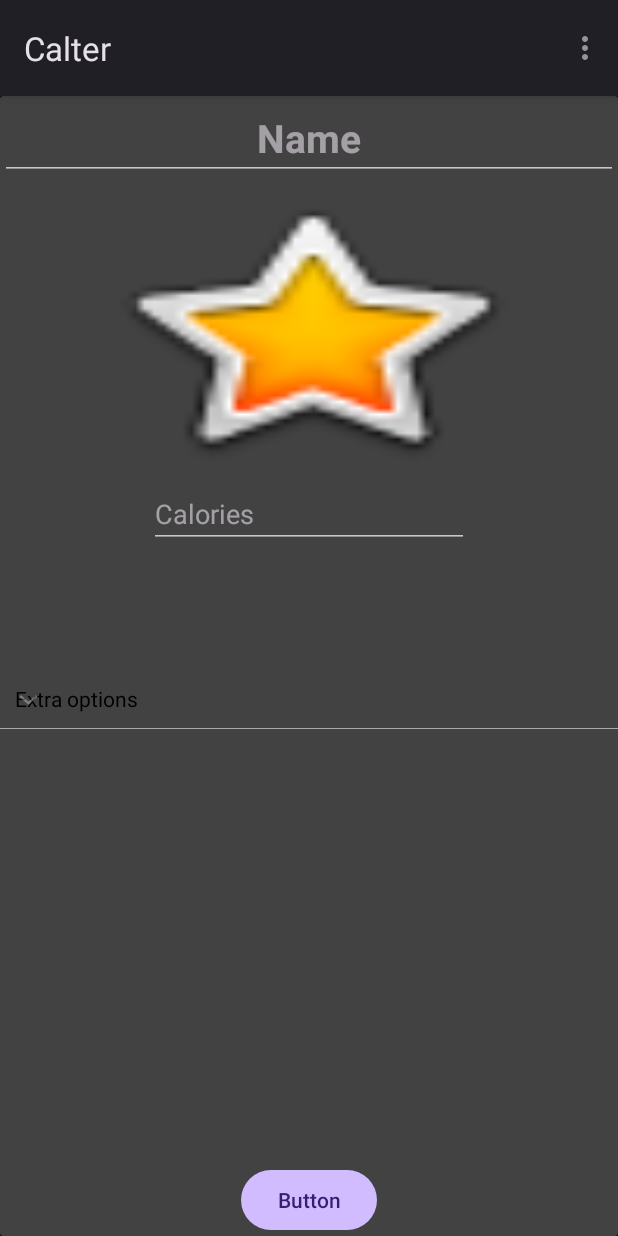
After one commit to Theforrest/Calter, an Android app: the fragment CustomFragment placed in its activity, on a phone screen of 412 x 824 dp. The commit adds this screen. Run offline under Robolectric (Android 15) with nearby library versions, the phone set to English and light mode, and no system bars; our stand-ins replace Firebase (no records; nobody signed in at launch, a user with empty details on screens opened directly).

Commit message:
Custom ingredient creation implemented

```diff
--- a/app/src/main/java/com/example/calter/adapters/IngredientHolder.kt
+++ b/app/src/main/java/com/example/calter/adapters/IngredientHolder.kt
@@ -10,7 +10,7 @@ class IngredientHolder (v: View): RecyclerView.ViewHolder(v) {
     private val binding = IngredientLayoutBinding.bind(v)
     fun render(ingredient: Ingredient) {
         Glide.with(binding.ivPhoto.context).load(ingredient.photo?.highres).into(binding.ivPhoto)
-        binding.tvNameIngredient.text = ingredient.name
+        binding.tvIngredientName.text = ingredient.name
         binding.tvCalories.text = ingredient.calories.toString()
         binding.tvCarbohydrates.text = ingredient.carbohydrates.toString()
         binding.tvFat.text = ingredient.fat.toString()
--- /dev/null
+++ b/app/src/main/java/com/example/calter/adapters/InputExpandableListAdapter.kt
@@ -0,0 +1,58 @@
+package com.example.calter.adapters
+
+import android.util.Log
+import android.view.LayoutInflater
+import android.view.View
+import android.view.ViewGroup
+import android.widget.BaseExpandableListAdapter
+import android.widget.EditText
+import android.widget.Toast
+import androidx.core.widget.addTextChangedListener
+import androidx.core.widget.doOnTextChanged
+import com.example.calter.R
+import com.example.calter.databinding.ListGroupBinding
+import com.example.calter.databinding.ListItemBinding
+import kotlinx.coroutines.withContext
+import java.io.Console
+
+class InputExpandableListAdapter(
+    private var expandableList: HashMap<String, List<EditText>>,
+    private var titleList: List<String>
+): BaseExpandableListAdapter() {
+
+    override fun getGroupCount() = expandableList.size
+
+    override fun getChildrenCount(p0: Int) = expandableList[titleList[p0]]?.size ?: -1
+
+    override fun getGroup(p0: Int)= titleList[p0]
+
+
+    override fun getChild(p0: Int, p1: Int)= (expandableList[titleList[p0]])?.get(p1)
+
+    override fun getGroupId(p0: Int)= p0.toLong()
+
+    override fun getChildId(p0: Int, p1: Int)= p1.toLong()
+
+    override fun hasStableIds() = false
+
+    override fun getGroupView(p0: Int, p1: Boolean, p2: View?, p3: ViewGroup?): View {
+        val v = LayoutInflater.from(p3?.context).inflate(R.layout.list_group, p3, false)
+        val binding = ListGroupBinding.bind(v)
+        binding.listTitle.text = getGroup(p0)
+        return v
+    }
+
+    override fun getChildView(p0: Int, p1: Int, p2: Boolean, p3: View?, p4: ViewGroup?): View {
+        val v = LayoutInflater.from(p4?.context).inflate(R.layout.list_item, p4, false)
+        val binding = ListItemBinding.bind(v)
+        val original = getChild(p0, p1) ?: binding.edListItem
+        binding.edListItem.hint = original.hint
+        binding.edListItem.text = original.text
+        binding.edListItem.doOnTextChanged{ text, _, _, _ ->
+            original.setText(text)
+        }
+        return v
+    }
+
+    override fun isChildSelectable(p0: Int, p1: Int)= false
+}
--- a/app/src/main/java/com/example/calter/fragments/AddFragment.kt
+++ b/app/src/main/java/com/example/calter/fragments/AddFragment.kt
@@ -141,11 +141,11 @@ class AddFragment : Fragment() {
                 withContext(Dispatchers.Main) {
                     binding.tvDefault.visibility = View.INVISIBLE
                     binding.tvCalories.visibility = View.VISIBLE
-                    binding.tvNameIngredient.visibility = View.VISIBLE
+                    binding.tvIngredientName.visibility = View.VISIBLE
                     binding.ivPhoto.visibility = View.VISIBLE
 
                     ingredient = results.ingredients[0]
-                    binding.tvNameIngredient.text= results.ingredients[0].name?.uppercase()
+                    binding.tvIngredientName.text= results.ingredients[0].name?.uppercase()
                     binding.tvCalories.text= results.ingredients[0].calories.toString()
                     Glide.with(binding.ivPhoto.context).load(results.ingredients[0].photo?.highres).into(binding.ivPhoto)
                 }
--- /dev/null
+++ b/app/src/main/java/com/example/calter/fragments/CustomFragment.kt
@@ -0,0 +1,143 @@
+package com.example.calter.fragments
+
+import android.icu.text.SimpleDateFormat
+import android.icu.util.Calendar
+import android.os.Bundle
+import androidx.fragment.app.Fragment
+import android.view.LayoutInflater
+import android.view.View
+import android.view.ViewGroup
+import android.widget.EditText
+import android.widget.Toast
+import com.example.calter.R
+import com.example.calter.adapters.InputExpandableListAdapter
+import com.example.calter.adapters.SuggestionAdapter
+import com.example.calter.databinding.FragmentAddBinding
+import com.example.calter.databinding.FragmentCustomBinding
+import com.example.calter.models.Ingredient
+import com.google.firebase.auth.FirebaseAuth
+import com.google.firebase.auth.ktx.auth
+import com.google.firebase.database.DatabaseReference
+import com.google.firebase.database.FirebaseDatabase
+import com.google.firebase.ktx.Firebase
+import java.util.Locale
+
+
+class CustomFragment : Fragment() {
+
+    private lateinit var binding: FragmentCustomBinding
+
+    private lateinit var et_fat:EditText
+    private lateinit var et_saturated_fat:EditText
+    private lateinit var et_cholesterol:EditText
+    private lateinit var et_carbohydrates:EditText
+    private lateinit var et_fiber:EditText
+    private lateinit var et_sugars:EditText
+    private lateinit var et_protein:EditText
+    private lateinit var et_potassium:EditText
+    private lateinit var et_sodium:EditText
+
+    private lateinit var editTexts: List<EditText>
+
+    private lateinit var adapter: InputExpandableListAdapter
+
+    private lateinit var auth: FirebaseAuth
+
+    private lateinit var database: FirebaseDatabase
+    private lateinit var reference: DatabaseReference
+
+
+    override fun onCreateView(
+        inflater: LayoutInflater, container: ViewGroup?,
+        savedInstanceState: Bundle?
+    ): View {
+        // Inflate the layout for this fragment
+        binding = FragmentCustomBinding.inflate(inflater, container, false)
+        return binding.root
+    }
+
+    override fun onViewCreated(view: View, savedInstanceState: Bundle?) {
+        super.onViewCreated(view, savedInstanceState)
+
+        auth = Firebase.auth
+        setEditTexts()
+        setExpandableList()
+        setListeners()
+        initDb()
+
+    }
+
+    private fun initDb() {
+        database = FirebaseDatabase.getInstance("https://calter-default-rtdb.europe-west1.firebasedatabase.app/")
+        reference = database.getReference("users")
+    }
+
+    private fun setEditTexts() {
+        et_fat= EditText(context)
+        et_fat.hint = "Fat"
+        et_saturated_fat= EditText(context)
+        et_saturated_fat.hint = "Saturated Fat"
+        et_cholesterol = EditText(context)
+        et_cholesterol.hint = "Cholesterol"
+        et_carbohydrates = EditText(context)
+        et_carbohydrates.hint = "Carbohydrates"
+        et_fiber = EditText(context)
+        et_fiber.hint = "Fiber"
+        et_sugars = EditText(context)
+        et_sugars.hint = "Sugars"
+        et_protein = EditText(context)
+        et_protein.hint = "Protein"
+        et_potassium = EditText(context)
+        et_potassium.hint = "Potassium"
+        et_sodium = EditText(context)
+        et_sodium.hint = "Sodium"
+
+        editTexts = listOf(et_fat, et_saturated_fat, et_cholesterol, et_carbohydrates,
+        et_fiber, et_sugars, et_protein, et_potassium, et_sodium)
+    }
+
+    private fun setListeners() {
+        binding.btnConfirm.setOnClickListener {
+            createCustomIngredient()
+        }
+    }
+
+    private fun createCustomIngredient() {
+        val name = binding.etNameIngredient.text.toString().trim()
+        val calories = checkEditText(binding.etCalories.text.toString())
+        val fat = checkEditText(et_fat.text.toString())
+        val saturatedFat = checkEditText(et_saturated_fat.text.toString())
+        val cholesterol = checkEditText(et_cholesterol.text.toString())
+        val carbohydrates = checkEditText(et_carbohydrates.text.toString())
+        val fiber = checkEditText(et_fiber.text.toString())
+        val sugars =checkEditText(et_sugars.text.toString())
+        val protein = checkEditText(et_protein.text.toString())
+        val potassium = checkEditText(et_potassium.text.toString())
+        val sodium = checkEditText(et_sodium.text.toString())
+
+        val ingredient = Ingredient(name= name,calories= calories,fat= fat,saturatedFat= saturatedFat,cholesterol= cholesterol,carbohydrates= carbohydrates, fiber= fiber, sugars = sugars, protein = protein, potassium = potassium, sodium = sodium)
+
+        auth.uid?.let {uid ->
+            reference.child(uid).child("custom").push().setValue(ingredient)
+                .addOnSuccessListener {
+                    Toast.makeText(this.context, "Saved Succesfully", Toast.LENGTH_LONG).show()
+                }
+                .addOnFailureListener() {
+                    Toast.makeText(this.context, "Error Saving", Toast.LENGTH_LONG).show()
+                }
+        }
+    }
+
+    private fun checkEditText(text: String): Double {
+        val result = text.trim().toDoubleOrNull()
+        return result ?: -1.0
+    }
+
+
+    private fun setExpandableList() {
+        val titleList:List<String> = listOf("Extra options")
+        val inputMap:HashMap<String, List<EditText>> = hashMapOf( titleList[0] to editTexts )
+        adapter = InputExpandableListAdapter(inputMap, titleList)
+        binding.expandableListViewSample.setAdapter(adapter)
+    }
+}
--- a/app/src/main/java/com/example/calter/fragments/ListFragment.kt
+++ b/app/src/main/java/com/example/calter/fragments/ListFragment.kt
@@ -70,6 +70,10 @@ class ListFragment : Fragment() {
             loadAddFragment()
         }
 
+        binding.btnCustom.setOnClickListener {
+            loadCustomFragment()
+        }
+
         auth.uid?.let {uid ->
 
             reference.child(uid).child("2024-04-17").addValueEventListener(object : ValueEventListener {
@@ -100,6 +104,10 @@ class ListFragment : Fragment() {
         listener?.loadFragment(AddFragment(),null)
     }
 
+    private fun loadCustomFragment() {
+
+        listener?.loadFragment(CustomFragment(),null)
+    }
     override fun onAttach(context: Context) {
         super.onAttach(context)
         if (context is OnFragmentActionListener) listener=context
--- a/app/src/main/res/layout/fragment_add.xml
+++ b/app/src/main/res/layout/fragment_add.xml
@@ -51,7 +51,7 @@
             android:layout_height="match_parent">
 
             <TextView
-                android:id="@+id/tv_name_ingredient"
+                android:id="@+id/tv_ingredient_name"
                 android:layout_width="0dp"
                 android:layout_height="wrap_content"
                 android:textAlignment="center"
@@ -73,7 +73,7 @@
                 app:layout_constraintBottom_toTopOf="@+id/tv_calories"
                 app:layout_constraintEnd_toEndOf="parent"
                 app:layout_constraintStart_toStartOf="parent"
-                app:layout_constraintTop_toBottomOf="@+id/tv_name_ingredient" />
+                app:layout_constraintTop_toBottomOf="@+id/tv_ingredient_name" />
 
             <TextView
                 android:id="@+id/tv_calories"
--- /dev/null
+++ b/app/src/main/res/layout/fragment_custom.xml
@@ -0,0 +1,88 @@
+<?xml version="1.0" encoding="utf-8"?>
+<androidx.constraintlayout.widget.ConstraintLayout xmlns:android="http://schemas.android.com/apk/res/android"
+    xmlns:app="http://schemas.android.com/apk/res-auto"
+    xmlns:tools="http://schemas.android.com/tools"
+    android:id="@+id/frameLayout3"
+    android:layout_width="match_parent"
+    android:layout_height="match_parent"
+    tools:context=".fragments.CustomFragment">
+
+    <androidx.cardview.widget.CardView
+        android:id="@+id/cv_custom"
+        android:layout_width="0dp"
+        android:layout_height="0dp"
+        app:layout_constraintBottom_toBottomOf="parent"
+        app:layout_constraintEnd_toEndOf="parent"
+        app:layout_constraintHorizontal_bias="0.5"
+        app:layout_constraintStart_toStartOf="parent"
+        app:layout_constraintTop_toTopOf="parent"
+        app:layout_constraintVertical_bias="0.5">
+
+        <androidx.constraintlayout.widget.ConstraintLayout
+            android:layout_width="match_parent"
+            android:layout_height="match_parent">
+
+            <EditText
+                android:id="@+id/et_name_ingredient"
+                android:layout_width="0dp"
+                android:layout_height="wrap_content"
+                android:hint="Name"
+                android:textAlignment="center"
+                android:textSize="26sp"
+                android:textStyle="bold"
+                android:visibility="visible"
+                app:layout_constraintBottom_toTopOf="@+id/iv_photo"
+                app:layout_constraintEnd_toEndOf="parent"
+                app:layout_constraintStart_toStartOf="parent"
+                app:layout_constraintTop_toTopOf="parent" />
+
+            <ImageView
+                android:id="@+id/iv_photo"
+                android:layout_width="300dp"
+                android:layout_height="200dp"
+                android:scaleType="fitXY"
+                android:visibility="visible"
+                app:layout_constraintBottom_toTopOf="@+id/et_calories"
+                app:layout_constraintEnd_toEndOf="parent"
+                app:layout_constraintStart_toStartOf="parent"
+                app:layout_constraintTop_toBottomOf="@+id/et_name_ingredient"
+                app:srcCompat="@android:drawable/btn_star_big_on" />
+
+            <EditText
+                android:id="@+id/et_calories"
+                android:layout_width="wrap_content"
+                android:layout_height="wrap_content"
+                android:ems="10"
+                android:hint="Calories"
+                android:inputType="text"
+                app:layout_constraintEnd_toEndOf="parent"
+                app:layout_constraintHorizontal_bias="0.5"
+                app:layout_constraintStart_toStartOf="parent"
+                app:layout_constraintTop_toBottomOf="@+id/iv_photo" />
+
+            <ExpandableListView
+                android:id="@+id/expandableListViewSample"
+                android:layout_width="0dp"
+                android:layout_height="250dp"
+                android:divider="@android:color/darker_gray"
+                android:dividerHeight="0.5dp"
+                android:indicatorLeft="?android:attr/expandableListPreferredItemIndicatorLeft"
+                app:layout_constraintBottom_toTopOf="@+id/btn_confirm"
+                app:layout_constraintEnd_toEndOf="parent"
+                app:layout_constraintHorizontal_bias="0.5"
+                app:layout_constraintStart_toStartOf="parent"
+                app:layout_constraintTop_toBottomOf="@+id/et_calories" />
+
+            <Button
+                android:id="@+id/btn_confirm"
+                android:layout_width="wrap_content"
+                android:layout_height="wrap_content"
+                android:text="Button"
+                app:layout_constraintBottom_toBottomOf="parent"
+                app:layout_constraintEnd_toEndOf="parent"
+                app:layout_constraintHorizontal_bias="0.5"
+                app:layout_constraintStart_toStartOf="parent" />
+
+        </androidx.constraintlayout.widget.ConstraintLayout>
+    </androidx.cardview.widget.CardView>
+</androidx.constraintlayout.widget.ConstraintLayout>
--- a/app/src/main/res/layout/fragment_list.xml
+++ b/app/src/main/res/layout/fragment_list.xml
@@ -27,7 +27,7 @@
         app:layout_constraintTop_toTopOf="parent" />
 
     <Button
-        android:id="@+id/button"
+        android:id="@+id/btn_custom"
         android:layout_width="wrap_content"
         android:layout_height="wrap_content"
         android:text="Button"
--- /dev/null
+++ b/app/src/main/res/layout/list_group.xml
@@ -0,0 +1,13 @@
+<?xml version="1.0" encoding="utf-8"?>
+<LinearLayout xmlns:android="http://schemas.android.com/apk/res/android"
+    android:orientation="vertical"
+    android:layout_width="match_parent"
+    android:layout_height="match_parent">
+
+    <TextView
+        android:id="@+id/listTitle"
+        android:layout_width="fill_parent"
+        android:layout_height="wrap_content"
+        android:padding="10dp"
+        android:textColor="@android:color/black" />
+</LinearLayout>
```
Also changed, not shown: app/src/main/java/com/example/calter/models/Ingredient.kt (+11 -11 lines), app/src/main/res/layout/ingredient_layout.xml (+5 -5 lines), app/src/main/res/layout/list_item.xml (added, +13 -0 lines).
